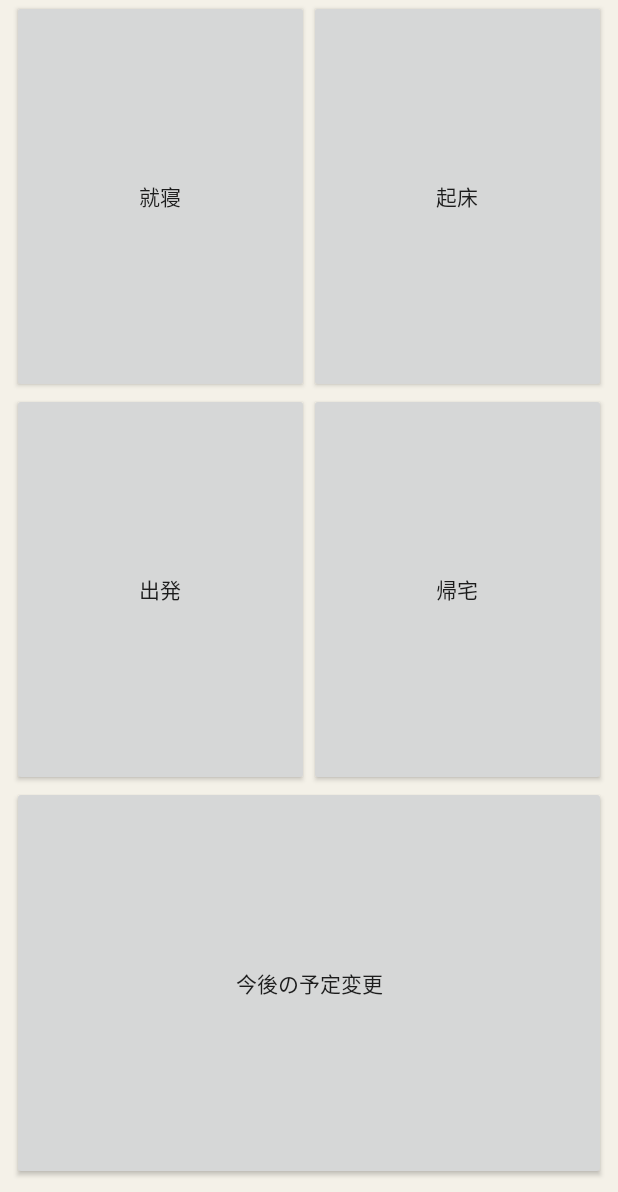
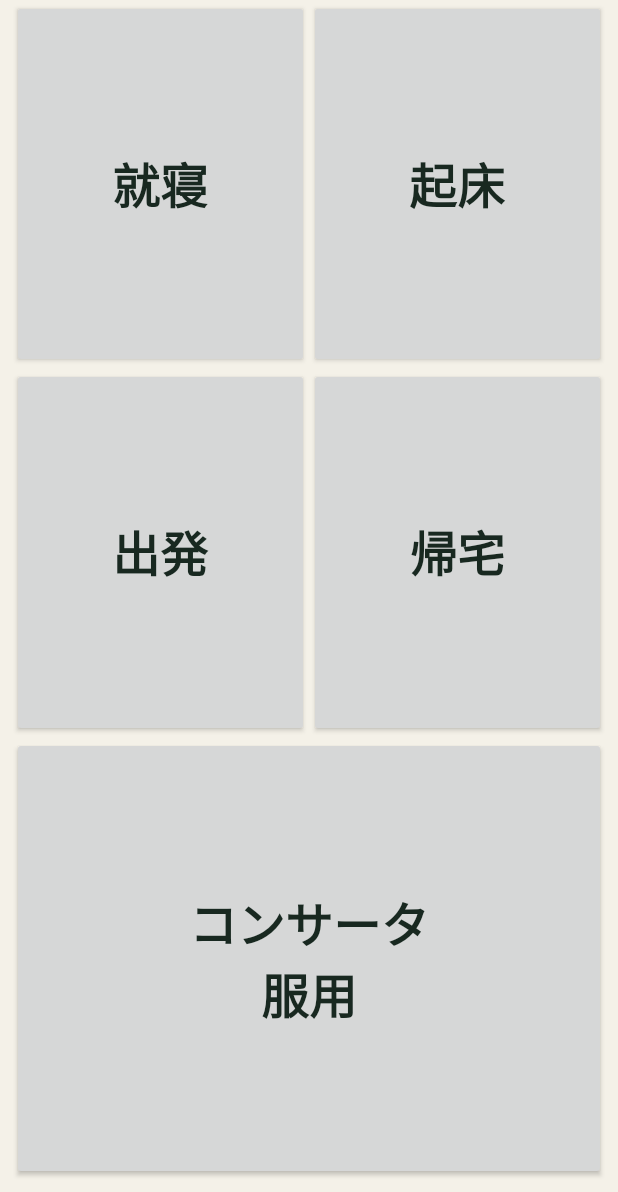
Before and after one commit to WassanBorn72/timelog-muse-widget, an Android app: the layout life_widget.xml on its own in the app's theme, with its tools: preview values and no code run, on a phone screen of 412 x 824 dp, the part 44-1236 px from its top. Run offline under Robolectric (Android 15) with nearby library versions, the phone set to English and light mode, and no system bars.

Commit message:
Release v1.1 with Concerta button and larger widget labels

```diff
--- a/app/build.gradle.kts
+++ b/app/build.gradle.kts
@@ -6,8 +6,8 @@ android {
         applicationId = "app.timelog.musewidget"
         minSdk = 26
         targetSdk = 35
-        versionCode = 1
-        versionName = "1.0"
+        versionCode = 2
+        versionName = "1.1"
         testInstrumentationRunner = "androidx.test.runner.AndroidJUnitRunner"
     }
     compileOptions { sourceCompatibility = JavaVersion.VERSION_17; targetCompatibility = JavaVersion.VERSION_17 }
--- a/app/src/main/java/app/timelog/musewidget/LifeWidget.kt
+++ b/app/src/main/java/app/timelog/musewidget/LifeWidget.kt
@@ -44,7 +44,7 @@ class LifeWidget : AppWidgetProvider() {
         fun refresh(context: Context) {
             val manager = AppWidgetManager.getInstance(context)
             val views = RemoteViews(context.packageName, R.layout.life_widget)
-            val buttons = listOf(R.id.sleep_start, R.id.sleep_end, R.id.departure, R.id.arrival, R.id.schedule_change)
+            val buttons = listOf(R.id.sleep_start, R.id.sleep_end, R.id.departure, R.id.arrival, R.id.concerta)
             buttons.zip(Event.types).forEachIndexed { index, (id, type) ->
                 val intent = Intent(context, LifeWidget::class.java).setAction(TAP).putExtra("type", type)
                 views.setOnClickPendingIntent(id, PendingIntent.getBroadcast(context, index, intent, PendingIntent.FLAG_UPDATE_CURRENT or PendingIntent.FLAG_IMMUTABLE))
--- a/app/src/main/java/app/timelog/musewidget/Store.kt
+++ b/app/src/main/java/app/timelog/musewidget/Store.kt
@@ -13,7 +13,7 @@ import java.util.UUID
 data class Event(val id: String, val type: String, val timestamp: String, val device: String, val repository: String) {
     fun json() = JSONObject().put("id", id).put("type", type).put("timestamp", timestamp).put("device", device)
     companion object {
-        val types = listOf("sleep_start", "sleep_end", "departure", "arrival", "schedule_change")
+        val types = listOf("sleep_start", "sleep_end", "departure", "arrival", "concerta")
         fun now(type: String, repository: String): Event {
             require(type in types)
             return Event(UUID.randomUUID().toString(), type, OffsetDateTime.now().format(DateTimeFormatter.ISO_OFFSET_DATE_TIME), Build.MODEL, repository)
--- a/app/src/main/res/layout/life_widget.xml
+++ b/app/src/main/res/layout/life_widget.xml
@@ -1,12 +1,12 @@
 <LinearLayout xmlns:android="http://schemas.android.com/apk/res/android" android:layout_width="match_parent" android:layout_height="match_parent" android:orientation="vertical" android:padding="8dp" android:background="#F4F1E8">
 <TextView android:id="@+id/status" android:layout_width="match_parent" android:layout_height="wrap_content" android:text="生活ボタン" android:textColor="#182820" android:textSize="14sp"/>
 <LinearLayout android:layout_width="match_parent" android:layout_height="0dp" android:layout_weight="1">
-<Button android:id="@+id/sleep_start" android:layout_width="0dp" android:layout_weight="1" android:layout_height="match_parent" android:text="就寝"/>
-<Button android:id="@+id/sleep_end" android:layout_width="0dp" android:layout_weight="1" android:layout_height="match_parent" android:text="起床"/>
+<Button style="@style/LifeEventButton" android:id="@+id/sleep_start" android:layout_width="0dp" android:layout_weight="1" android:layout_height="match_parent" android:text="就寝"/>
+<Button style="@style/LifeEventButton" android:id="@+id/sleep_end" android:layout_width="0dp" android:layout_weight="1" android:layout_height="match_parent" android:text="起床"/>
 </LinearLayout>
 <LinearLayout android:layout_width="match_parent" android:layout_height="0dp" android:layout_weight="1">
-<Button android:id="@+id/departure" android:layout_width="0dp" android:layout_weight="1" android:layout_height="match_parent" android:text="出発"/>
-<Button android:id="@+id/arrival" android:layout_width="0dp" android:layout_weight="1" android:layout_height="match_parent" android:text="帰宅"/>
+<Button style="@style/LifeEventButton" android:id="@+id/departure" android:layout_width="0dp" android:layout_weight="1" android:layout_height="match_parent" android:text="出発"/>
+<Button style="@style/LifeEventButton" android:id="@+id/arrival" android:layout_width="0dp" android:layout_weight="1" android:layout_height="match_parent" android:text="帰宅"/>
 </LinearLayout>
-<Button android:id="@+id/schedule_change" android:layout_width="match_parent" android:layout_height="0dp" android:layout_weight="1" android:text="今後の予定変更"/>
+<Button style="@style/LifeEventButton" android:id="@+id/concerta" android:layout_width="match_parent" android:layout_height="0dp" android:layout_weight="1.2" android:text="コンサータ\n服用"/>
 </LinearLayout>
--- a/app/src/main/res/values/strings.xml
+++ b/app/src/main/res/values/strings.xml
@@ -1 +1 @@
-<resources><string name="widget_description">就寝・起床・出発・帰宅・予定変更を記録</string></resources>
+<resources><string name="widget_description">就寝・起床・出発・帰宅・コンサータ服用を記録</string></resources>
--- /dev/null
+++ b/app/src/main/res/values/styles.xml
@@ -0,0 +1,11 @@
+<resources>
+    <style name="LifeEventButton" parent="android:style/Widget.Material.Button">
+        <item name="android:textSize">32sp</item>
+        <item name="android:textStyle">bold</item>
+        <item name="android:textColor">#182820</item>
+        <item name="android:gravity">center</item>
+        <item name="android:padding">4dp</item>
+        <item name="android:minHeight">64dp</item>
+        <item name="android:textAllCaps">false</item>
+    </style>
+</resources>
--- a/app/src/main/res/xml/life_widget.xml
+++ b/app/src/main/res/xml/life_widget.xml
@@ -1 +1 @@
-<appwidget-provider xmlns:android="http://schemas.android.com/apk/res/android" android:minWidth="250dp" android:minHeight="180dp" android:initialLayout="@layout/life_widget" android:resizeMode="horizontal|vertical" android:updatePeriodMillis="0" android:widgetCategory="home_screen" android:description="@string/widget_description" />
+<appwidget-provider xmlns:android="http://schemas.android.com/apk/res/android" android:minWidth="250dp" android:minHeight="320dp" android:minResizeHeight="320dp" android:initialLayout="@layout/life_widget" android:resizeMode="horizontal|vertical" android:updatePeriodMillis="0" android:widgetCategory="home_screen" android:description="@string/widget_description" />
```
Also changed, not shown: 5 other files.
